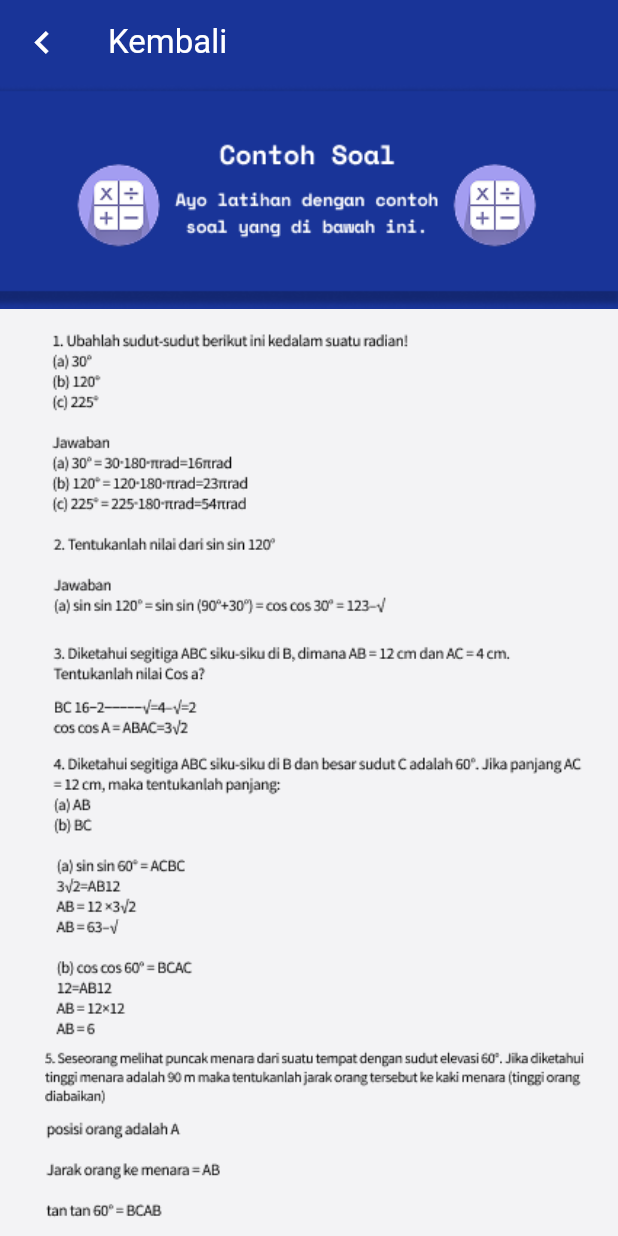
After one commit to NaufalAndriantoNugraha/study_mate_application, a Flutter app: the screen it shows after launch, item 2 of the bottom bar chosen, after a tap on "5 Contoh Soal", on a phone screen of 412 x 824 dp. The commit adds this screen. Run offline on Flutter 3.47's test engine with Material 3 defaults, Android fonts, the phone set to English and light mode, and no system bars; our stand-ins replace flutter_svg, google_fonts; Roboto replaces fonts that are missing (Alata).

Commit message:
Feat: Add problems page

```diff
--- /dev/null
+++ b/lib/pages/contoh_soal.dart
@@ -0,0 +1,47 @@
+import 'package:flutter/material.dart';
+import 'package:google_fonts/google_fonts.dart';
+
+class ContohSoal extends StatelessWidget {
+  const ContohSoal({super.key});
+
+  @override
+  Widget build(BuildContext context) {
+    return Scaffold(
+      backgroundColor: Color.fromRGBO(243, 243, 245, 1),
+      appBar: AppBar(
+        elevation: 0,
+        shadowColor: Color.fromRGBO(25, 52, 152, 1),
+        leading: IconButton(
+          onPressed: () {
+            Navigator.pop(context);
+          },
+          icon: Icon(
+            Icons.navigate_before,
+            color: Colors.white,
+            size: 30,
+            shadows: [],
+          ),
+        ),
+        title: Text('Kembali', style: GoogleFonts.alata(color: Colors.white)),
+        backgroundColor: Color.fromRGBO(25, 52, 152, 1),
+        bottom: PreferredSize(
+          preferredSize: Size(MediaQuery.sizeOf(context).width, 150),
+          child: Image.asset('assets/contoh_soal_header.png'),
+        ),
+      ),
+      body: Column(
+        crossAxisAlignment: CrossAxisAlignment.start,
+        children: [
+          Container(
+            margin: EdgeInsets.only(top: 10, left: 30),
+            child: Image.asset(
+              'assets/contoh_soal.png',
+              width: 650,
+              height: 650,
+            ),
+          ),
+        ],
+      ),
+    );
+  }
+}
--- a/lib/pages/course_screen.dart
+++ b/lib/pages/course_screen.dart
@@ -1,5 +1,6 @@
 import 'package:flutter/material.dart';
 import 'package:google_fonts/google_fonts.dart';
+import 'package:study_mate_application/pages/contoh_soal.dart';
 import 'package:study_mate_application/pages/home_screen.dart';
 import 'package:study_mate_application/widgets/navigation_item.dart';
 import 'package:study_mate_application/pages/profile_screen.dart';
@@ -71,7 +72,18 @@ class CourseScreen extends StatelessWidget {
               ),
             ),
             SizedBox(height: 5),
-            Container(
+            GestureDetector(
+              onTap: () {
+                Navigator.push(
+                  context,
+                  MaterialPageRoute(
+                    builder: (context) {
+                      return ContohSoal();
+                    },
+                  ),
+                );
+              },
+              child: Container(
                 margin: EdgeInsets.symmetric(horizontal: 20),
                 child: Row(
                   children: [
@@ -94,6 +106,7 @@ class CourseScreen extends StatelessWidget {
                       ],
                     ),
                   ],
+                ),
               ),
             ),
             Container(
```
Also changed, not shown: assets/contoh_soal.png (added), assets/contoh_soal_header.png (added). Lines whose indentation alone changed are shown as unchanged.
